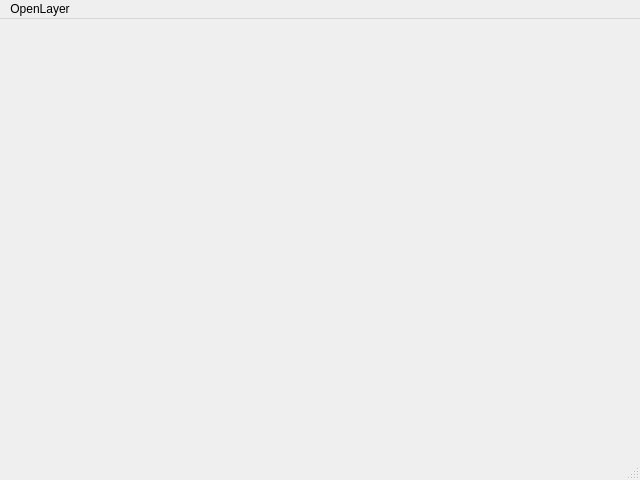
First picture: the form in 9/DecisionSystems/Lab1/source/SimpleMapEditor/Ui/MainWindow.ui, repository sidorovis/restudy, before the edit.
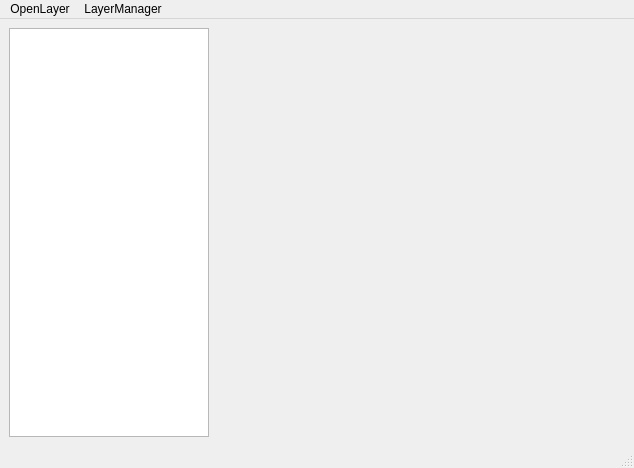
Second picture: the form after the edit. Custom widgets are drawn as their Qt base class.

Commit message: shows opened layer names

```diff
--- a/9/DecisionSystems/Lab1/source/SimpleMapEditor/Ui/MainWindow.ui
+++ b/9/DecisionSystems/Lab1/source/SimpleMapEditor/Ui/MainWindow.ui
@@ -6,20 +6,70 @@
    <rect>
     <x>0</x>
     <y>0</y>
-    <width>640</width>
-    <height>480</height>
+    <width>634</width>
+    <height>468</height>
    </rect>
   </property>
   <property name="windowTitle">
    <string>MainWindow</string>
   </property>
-  <widget class="QWidget" name="centralwidget"/>
+  <widget class="QWidget" name="central">
+   <layout class="QHBoxLayout" name="horizontalLayout">
+    <item>
+     <widget class="QWidget" name="widget" native="true">
+      <property name="maximumSize">
+       <size>
+        <width>200</width>
+        <height>16777215</height>
+       </size>
+      </property>
+      <layout class="QHBoxLayout" name="horizontalLayout_2">
+       <property name="spacing">
+        <number>0</number>
+       </property>
+       <property name="sizeConstraint">
+        <enum>QLayout::SetNoConstraint</enum>
+       </property>
+       <property name="margin">
+        <number>0</number>
+       </property>
+       <item>
+        <widget class="QListView" name="layerList">
+         <property name="minimumSize">
+          <size>
+           <width>200</width>
+           <height>0</height>
+          </size>
+         </property>
+         <property name="maximumSize">
+          <size>
+           <width>200</width>
+           <height>16777215</height>
+          </size>
+         </property>
+        </widget>
+       </item>
+      </layout>
+     </widget>
+    </item>
+    <item>
+     <widget class="QgsMapCanvas" name="mapWidget" native="true">
+      <property name="minimumSize">
+       <size>
+        <width>400</width>
+        <height>400</height>
+       </size>
+      </property>
+     </widget>
+    </item>
+   </layout>
+  </widget>
   <widget class="QMenuBar" name="menubar">
    <property name="geometry">
     <rect>
      <x>0</x>
      <y>0</y>
-     <width>640</width>
+     <width>634</width>
      <height>22</height>
     </rect>
    </property>
@@ -32,7 +82,14 @@
     <addaction name="separator"/>
     <addaction name="actionRaster_tif_jpg_file_types"/>
    </widget>
+   <widget class="QMenu" name="menuLayerManager">
+    <property name="title">
+     <string>LayerManager</string>
+    </property>
+    <addaction name="actionLayers_options"/>
+   </widget>
    <addaction name="menuOpenLayer"/>
+   <addaction name="menuLayerManager"/>
   </widget>
   <widget class="QStatusBar" name="statusbar"/>
   <action name="actionOGR_mif_map_file_types">
@@ -57,6 +114,14 @@
    </property>
   </action>
  </widget>
+ <customwidgets>
+  <customwidget>
+   <class>QgsMapCanvas</class>
+   <extends>QWidget</extends>
+   <header>qgis/qgsmapcanvas.h</header>
+   <container>1</container>
+  </customwidget>
+ </customwidgets>
  <resources/>
  <connections>
   <connection>
```
Left out of the diff: 25 changed lines with no effect on the pictures. The commit also changes 2 other files.
